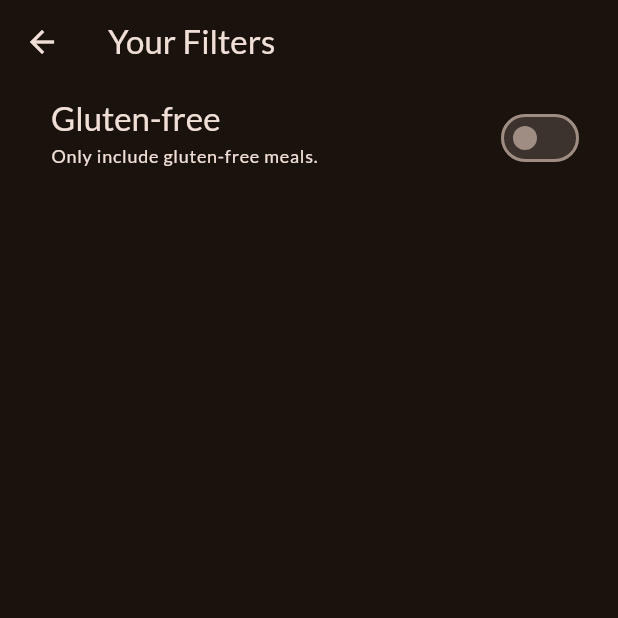
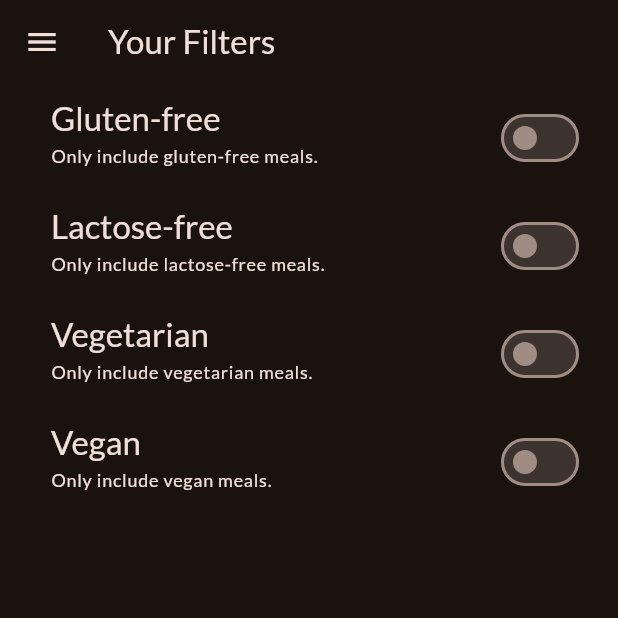
Before and after one commit to SagarM21/Cuisine, a Flutter app: the FiltersScreen screen opened directly, on a phone screen of 412 x 824 dp, the top half of it. Run offline on Flutter 3.47's test engine with Material 2 defaults, Android fonts, the phone set to English and light mode, and no system bars; our stand-ins replace google_fonts, transparent_image.

Commit message:
added more filters to sidebar

```diff
--- a/lib/screens/filters.dart
+++ b/lib/screens/filters.dart
@@ -1,4 +1,6 @@
 import 'package:flutter/material.dart';
+import 'package:meals/screens/tabs.dart';
+import 'package:meals/widgets/main_drawer.dart';
 
 class FiltersScreen extends StatefulWidget {
   const FiltersScreen({super.key});
@@ -11,12 +13,24 @@ class FiltersScreen extends StatefulWidget {
 
 class _FiltersScreenState extends State<FiltersScreen> {
   var _glutenFreeFilterSet = false;
+  var _lactoseFreeFilterSet = false;
+  var _vegetarianFilterSet = false;
+  var _veganFilterSet = false;
 
   @override
   Widget build(BuildContext context) {
     return Scaffold(
       appBar: AppBar(
         title: const Text('Your Filters'),
+      ),
+      drawer: MainDrawer(
+        onSelectScreen: (identifier) {
+          Navigator.of(context).pop();
+          if (identifier == 'meals') {
+            Navigator.of(context)
+                .push(MaterialPageRoute(builder: (ctx) => const TabsScreen()));
+          }
+        },
       ),
       body: Column(
         children: [
@@ -43,6 +57,78 @@ class _FiltersScreenState extends State<FiltersScreen> {
             ),
             activeColor: Theme.of(context).colorScheme.tertiary,
             contentPadding: const EdgeInsets.only(left: 34, right: 22),
+          ),
+          SwitchListTile(
+            value: _lactoseFreeFilterSet,
+            onChanged: (isChecked) {
+              setState(() {
+                _lactoseFreeFilterSet = isChecked;
+              });
+            },
+            title: Text(
+              'Lactose-free',
+              style: Theme.of(context)
+                  .textTheme
+                  .titleLarge!
+                  .copyWith(color: Theme.of(context).colorScheme.onBackground),
+            ),
+            subtitle: Text(
+              'Only include lactose-free meals.',
+              style: Theme.of(context)
+                  .textTheme
+                  .labelMedium!
+                  .copyWith(color: Theme.of(context).colorScheme.onBackground),
+            ),
+            activeColor: Theme.of(context).colorScheme.tertiary,
+            contentPadding: const EdgeInsets.only(left: 34, right: 22),
+          ),
+          SwitchListTile(
+            value: _vegetarianFilterSet,
+            onChanged: (isChecked) {
+              setState(() {
+                _vegetarianFilterSet = isChecked;
+              });
+            },
+            title: Text(
+              'Vegetarian',
+              style: Theme.of(context)
+                  .textTheme
+                  .titleLarge!
+                  .copyWith(color: Theme.of(context).colorScheme.onBackground),
+            ),
+            subtitle: Text(
+              'Only include vegetarian meals.',
+              style: Theme.of(context)
+                  .textTheme
+                  .labelMedium!
+                  .copyWith(color: Theme.of(context).colorScheme.onBackground),
+            ),
+            activeColor: Theme.of(context).colorScheme.tertiary,
+            contentPadding: const EdgeInsets.only(left: 34, right: 22),
+          ),
+          SwitchListTile(
+            value: _veganFilterSet,
+            onChanged: (isChecked) {
+              setState(() {
+                _veganFilterSet = isChecked;
+              });
+            },
+            title: Text(
+              'Vegan',
+              style: Theme.of(context)
+                  .textTheme
+                  .titleLarge!
+                  .copyWith(color: Theme.of(context).colorScheme.onBackground),
+            ),
+            subtitle: Text(
+              'Only include vegan meals.',
+              style: Theme.of(context)
+                  .textTheme
+                  .labelMedium!
+                  .copyWith(color: Theme.of(context).colorScheme.onBackground),
+            ),
+            activeColor: Theme.of(context).colorScheme.tertiary,
+            contentPadding: const EdgeInsets.only(left: 34, right: 22),
           )
         ],
       ),
--- a/lib/screens/tabs.dart
+++ b/lib/screens/tabs.dart
@@ -1,6 +1,7 @@
 import 'package:flutter/material.dart';
 import 'package:meals/models/meal.dart';
 import 'package:meals/screens/categories.dart';
+import 'package:meals/screens/filters.dart';
 import 'package:meals/screens/meals.dart';
 import 'package:meals/widgets/main_drawer.dart';
 
@@ -47,9 +48,10 @@ class _TabsScreenState extends State<TabsScreen> {
   }
 
   void _setScreen(String identifier) {
+    Navigator.of(context).pop();
     if (identifier == 'meals') {
-    } else {
-      Navigator.of(context).pop();
+      Navigator.of(context)
+          .push(MaterialPageRoute(builder: (ctx) => const FiltersScreen()));
     }
   }
 
```
